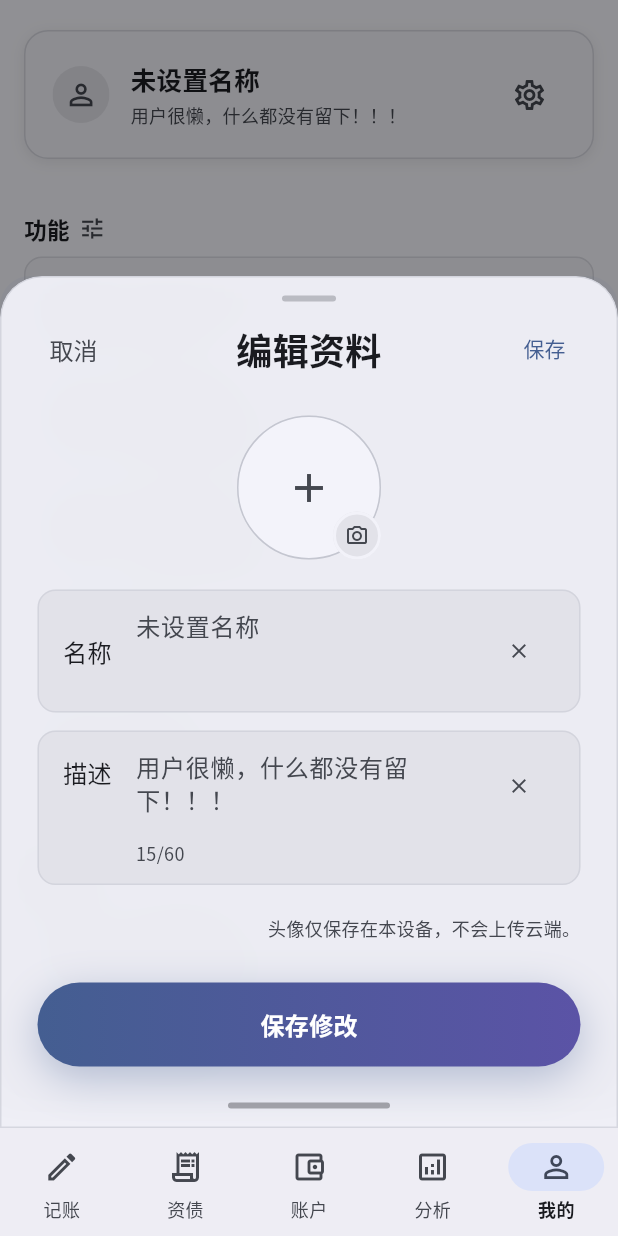
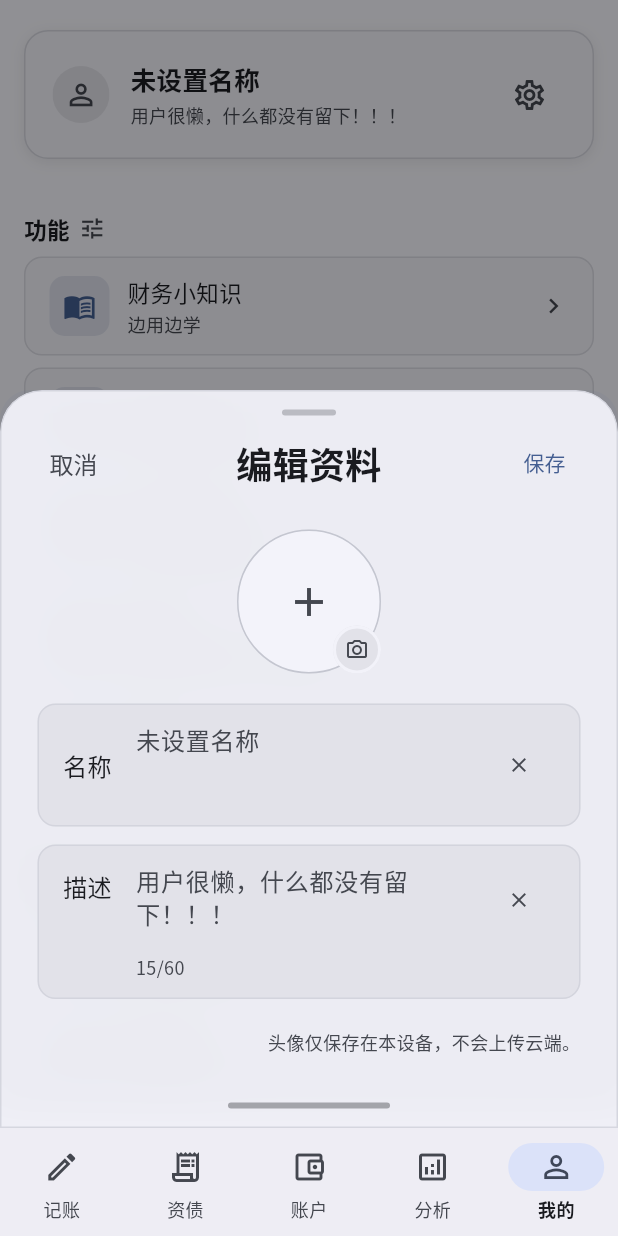
Before and after one commit to xiao-lin-unit/yuan, a Flutter app: the ProfileScreen screen opened by its route, after a tap on the "settings" icon, on a phone screen of 412 x 824 dp. Run offline on Flutter 3.47's test engine with Material 3 defaults, Android fonts, the phone set to English and light mode, and no system bars; our stand-ins replace fl_chart, go_router, image_picker, shared_preferences, sqflite, sqflite_common_ffi and 1 more; accounts and stored records are empty; Roboto replaces fonts that are missing (Noto Sans SC).

Commit message:
sheet的保存和提交改为使用方选择

```diff
--- a/lib/screens/commons/sheet/contents/form_sheet_content.dart
+++ b/lib/screens/commons/sheet/contents/form_sheet_content.dart
@@ -29,9 +29,12 @@ class FormSheetContent extends StatefulWidget {
     super.key,
     required this.title,
     required this.items,
-    required this.submitLabel,
+    this.submitLabel = '提交修改',
     this.cancelLabel = '取消',
     this.saveLabel = '保存',
+    this.save = false,
+    this.submit = false,
+    this.cancel = false,
     this.onCancel,
     this.onSave,
     this.onSubmit,
@@ -58,6 +61,12 @@ class FormSheetContent extends StatefulWidget {
 
   /// 外部控制的保存态（与内部 `_saving` 合并）
   final bool loading;
+
+  final bool save;
+
+  final bool submit;
+
+  final bool cancel;
 
   @override
   State<FormSheetContent> createState() => _FormSheetContentState();
@@ -271,18 +280,18 @@ class _FormSheetContentState extends State<FormSheetContent> {
           SheetHeader(
             title: widget.title,
             centered: true,
-            leading: SheetTextAction(
+            leading: widget.cancel ? SheetTextAction(
               label: widget.cancelLabel,
               onTap: widget.onCancel ??
                   () => unawaited(Navigator.maybePop(context)),
-            ),
-            trailing: SheetTextAction(
+            ) : null,
+            trailing: widget.save ? SheetTextAction(
               label: widget.saveLabel,
               emphasized: true,
               onTap: _busy
                   ? () {}
                   : () => unawaited(_submit(useOnSave: true)),
-            ),
+            ) : null,
           ),
           const SizedBox(height: AppSheetSize.sectionGap),
           for (var i = 0; i < widget.items.length; i++) ...<Widget>[
@@ -303,6 +312,7 @@ class _FormSheetContentState extends State<FormSheetContent> {
             ],
             _buildItem(widget.items[i]),
           ],
+          if (widget.submit) ...[
             const SizedBox(height: AppSheetSize.sectionGap),
             SheetGradientButton(
               label: widget.submitLabel,
@@ -310,6 +320,9 @@ class _FormSheetContentState extends State<FormSheetContent> {
               onPressed: () => unawaited(_submit()),
               loading: _busy,
             ),
+          ]
+
+
         ],
       ),
     );
--- a/lib/screens/profile/widgets/user/edit_profile_sheet.dart
+++ b/lib/screens/profile/widgets/user/edit_profile_sheet.dart
@@ -49,7 +49,8 @@ class EditProfileSheet extends StatelessWidget {
   Widget build(BuildContext context) {
     return FormSheetContent(
       title: '编辑资料',
-      submitLabel: '保存修改',
+      save: true,
+      cancel: true,
       onSubmit: onSave,
       items: <SheetFormItem>[
         // ① 头像：公共组件提供整圆容器 + 相机角标 + 尺寸，
```
Lines whose indentation alone changed are shown as unchanged.
